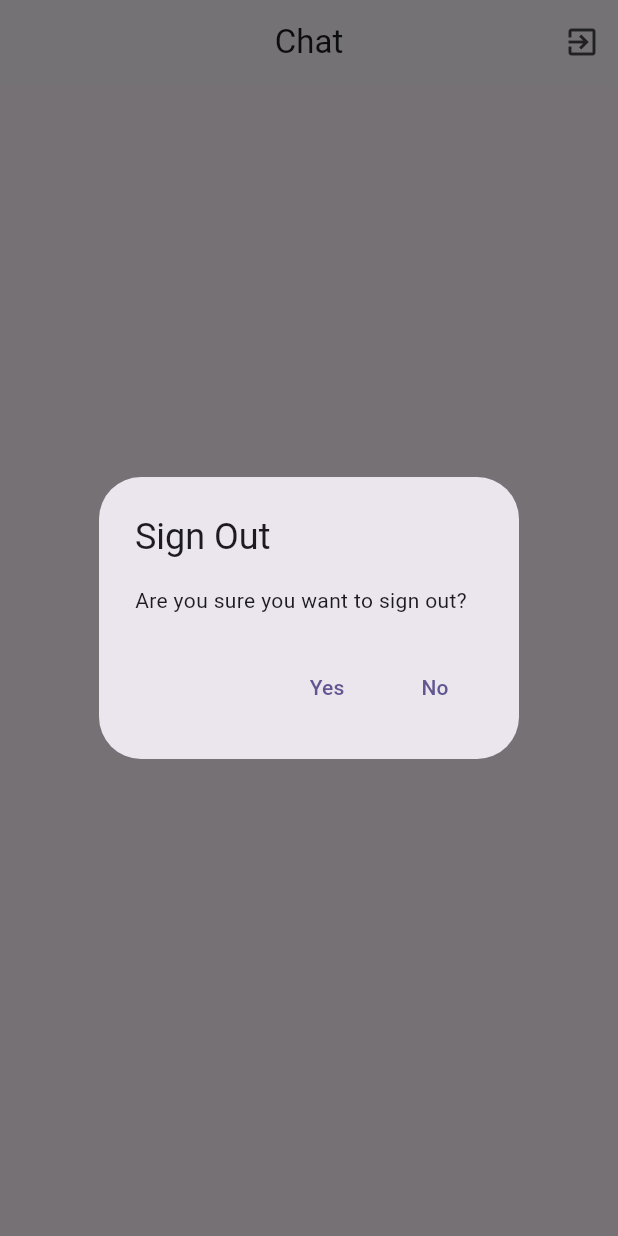
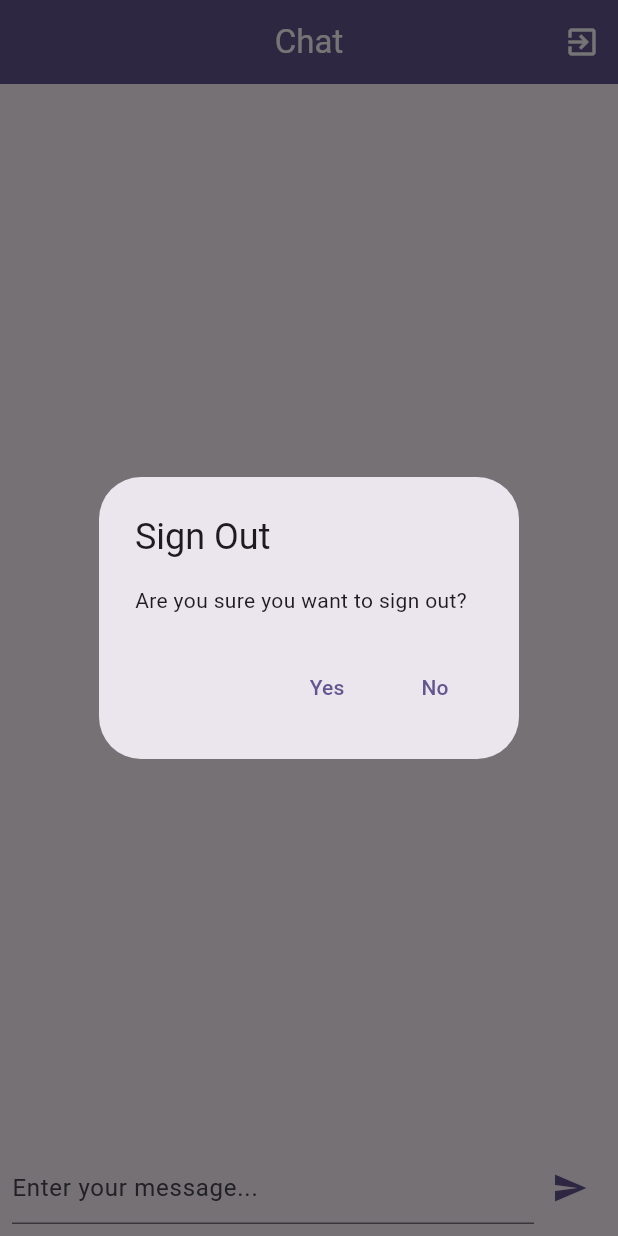
Before and after one commit to rhtmahour/flutter_messenger_app, a Flutter app: the screen it shows once a user with an empty profile is signed in, after a tap on the "exit to app" icon, on a phone screen of 412 x 824 dp. Run offline on Flutter 3.47's test engine with Material 3 defaults, Android fonts, the phone set to English and light mode, and no system bars; our stand-ins replace cloud_firestore, firebase_auth, firebase_core, firebase_storage, image_picker, socket_io_client; accounts and stored records are empty; network calls fail.

Commit message:
Todays updated code on date 29-11-2024

```diff
--- a/lib/screens/auth.dart
+++ b/lib/screens/auth.dart
@@ -25,12 +25,18 @@ class _AuthScreenState extends State<AuthScreen> {
   var _enteredPassword = '';
   File? _selectedImage;
   var _isAuthenticating = false;
+  var _enteredUsername = '';
 
   void _submit() async {
     final isValid = _form.currentState!.validate();
 
-    if (!isValid || !_isLogin && _selectedImage == null) {
-      // show error message ...
+    if (!isValid || (!_isLogin && _selectedImage == null)) {
+      ScaffoldMessenger.of(context).showSnackBar(
+        const SnackBar(
+          content:
+              Text('Please complete all required fields and select an image.'),
+        ),
+      );
       return;
     }
 
@@ -40,43 +46,83 @@ class _AuthScreenState extends State<AuthScreen> {
       setState(() {
         _isAuthenticating = true;
       });
-      setState(() {
-        _isAuthenticating = true;
-      });
+
+      UserCredential userCredentials;
+
       if (_isLogin) {
-        final userCredentials = await _firebase.signInWithEmailAndPassword(
-            email: _enteredEmail, password: _enteredPassword);
+        // Login existing user
+        userCredentials = await _firebase.signInWithEmailAndPassword(
+          email: _enteredEmail,
+          password: _enteredPassword,
+        );
       } else {
-        final userCredentials = await _firebase.createUserWithEmailAndPassword(
-            email: _enteredEmail, password: _enteredPassword);
-        //Firebase storage need to be
+        // Register new user
+        userCredentials = await _firebase.createUserWithEmailAndPassword(
+          email: _enteredEmail,
+          password: _enteredPassword,
+        );
+
+        // Upload the image to Firebase Storage
         final storageRef = FirebaseStorage.instance
             .ref()
             .child('user_images')
             .child('${userCredentials.user!.uid}.jpg');
 
-        await storageRef.putFile(_selectedImage!);
+        try {
+          final uploadTask = storageRef.putFile(_selectedImage!);
+
+          // Wait for upload to complete
+          await uploadTask.whenComplete(() => {});
+        } on FirebaseException catch (e) {
+          print('Error during file upload: ${e.message}');
+          ScaffoldMessenger.of(context).showSnackBar(
+            SnackBar(
+              content: Text('File upload failed: ${e.message}'),
+            ),
+          );
+          setState(() {
+            _isAuthenticating = false;
+          });
+          return;
+        }
+
+        // Get the image URL
         final imageUrl = await storageRef.getDownloadURL();
 
+        // Store user data in Firestore
         await FirebaseFirestore.instance
             .collection('users')
             .doc(userCredentials.user!.uid)
             .set({
-          'username': 'to be done...',
+          'username': _enteredUsername,
           'email': _enteredEmail,
           'image_url': imageUrl,
         });
       }
+
+      // Success - Navigate to the main app screen or display success
+      ScaffoldMessenger.of(context).showSnackBar(
+        const SnackBar(content: Text('Authentication successful!')),
+      );
     } on FirebaseAuthException catch (error) {
-      if (error.code == 'email-already-in-use') {
-        // ...
-      }
-      ScaffoldMessenger.of(context).clearSnackBars();
+      // Handle FirebaseAuth errors
+      print('FirebaseAuth Error: ${error.message}');
       ScaffoldMessenger.of(context).showSnackBar(
         SnackBar(
           content: Text(error.message ?? 'Authentication failed.'),
         ),
       );
+    } catch (e) {
+      // Handle other unexpected errors
+      print('Error: $e');
+      ScaffoldMessenger.of(context).showSnackBar(
+        const SnackBar(
+          content:
+              Text('An unexpected error occurred. Please try again later.'),
+        ),
+      );
+    } finally {
+      // Reset authentication state
       setState(() {
         _isAuthenticating = false;
       });
@@ -137,6 +183,23 @@ class _AuthScreenState extends State<AuthScreen> {
                               _enteredEmail = value!;
                             },
                           ),
+                          if (!_isLogin)
+                            TextFormField(
+                              decoration:
+                                  const InputDecoration(labelText: 'username'),
+                              enableSuggestions: false,
+                              validator: (value) {
+                                if (value == null ||
+                                    value.isEmpty ||
+                                    value.trim().length < 4) {
+                                  return 'Please Enter a valid username';
+                                }
+                                return null;
+                              },
+                              onSaved: (value) {
+                                _enteredUsername = value!;
+                              },
+                            ),
                           TextFormField(
                             decoration:
                                 const InputDecoration(labelText: 'Password'),
--- a/lib/screens/chat.dart
+++ b/lib/screens/chat.dart
@@ -1,9 +1,18 @@
 import 'package:firebase_auth/firebase_auth.dart';
+import 'package:socket_io_client/socket_io_client.dart' as IO;
 import 'package:flutter/material.dart';
 
-class ChatScreen extends StatelessWidget {
+class ChatScreen extends StatefulWidget {
   const ChatScreen({super.key});
 
+  @override
+  State<ChatScreen> createState() => _ChatScreenState();
+}
+
+class _ChatScreenState extends State<ChatScreen> {
+  late IO.Socket socket;
+  final List<String> _messages = [];
+  final TextEditingController _controller = TextEditingController();
   void _showSignOutDialog(BuildContext context) {
     showDialog(
       context: context,
@@ -30,21 +39,100 @@ class ChatScreen extends StatelessWidget {
   }
 
   @override
+  void initState() {
+    super.initState();
+    _initSocket();
+  }
+
+  void _initSocket() {
+    socket = IO.io('http://localhost:3000', <String, dynamic>{
+      'transports': ['websocket'],
+      'autoConnect': false,
+    });
+    socket.connect();
+
+    socket.onConnect((_) {
+      print('Connected to the server');
+    });
+
+    socket.on('message', (data) {
+      setState(() {
+        _messages.add(data);
+      });
+    });
+
+    socket.onDisconnect((_) => print('Disconnected from the server'));
+  }
+
+  void _sendMessage() {
+    if (_controller.text.isNotEmpty) {
+      socket.emit('message', _controller.text);
+      setState(() {
+        _messages.add(_controller.text);
+        _controller.clear();
+      });
+    }
+  }
+
+  @override
   Widget build(BuildContext context) {
     return Scaffold(
       appBar: AppBar(
+        backgroundColor: Theme.of(context).colorScheme.primary,
         centerTitle: true,
-        title: const Text('Chat'),
+        title: const Text(
+          'Chat',
+          style: TextStyle(color: Colors.white),
+        ),
         actions: [
           IconButton(
             onPressed: () => _showSignOutDialog(context),
             icon: const Icon(Icons.exit_to_app),
+            color: Colors.white,
           ),
         ],
       ),
-      body: const Center(
-        child: Text('Logged in!'),
+      body: Column(
+        children: <Widget>[
+          Expanded(
+            child: ListView.builder(
+              itemCount: _messages.length,
+              itemBuilder: (BuildContext context, int index) {
+                return ListTile(
+                  title: Text(_messages[index]),
+                );
+              },
+            ),
+          ),
+          Padding(
+            padding: const EdgeInsets.all(8.0),
+            child: Row(
+              children: <Widget>[
+                Expanded(
+                  child: TextField(
+                    controller: _controller,
+                    decoration: const InputDecoration(
+                      hintText: 'Enter your message...',
+                    ),
+                  ),
+                ),
+                IconButton(
+                  icon: const Icon(Icons.send),
+                  onPressed: _sendMessage,
+                  color: Theme.of(context).colorScheme.primary,
+                ),
+              ],
+            ),
+          ),
+        ],
       ),
     );
   }
+
+  @override
+  void dispose() {
+    socket.dispose();
+    _controller.dispose();
+    super.dispose();
+  }
 }
```
